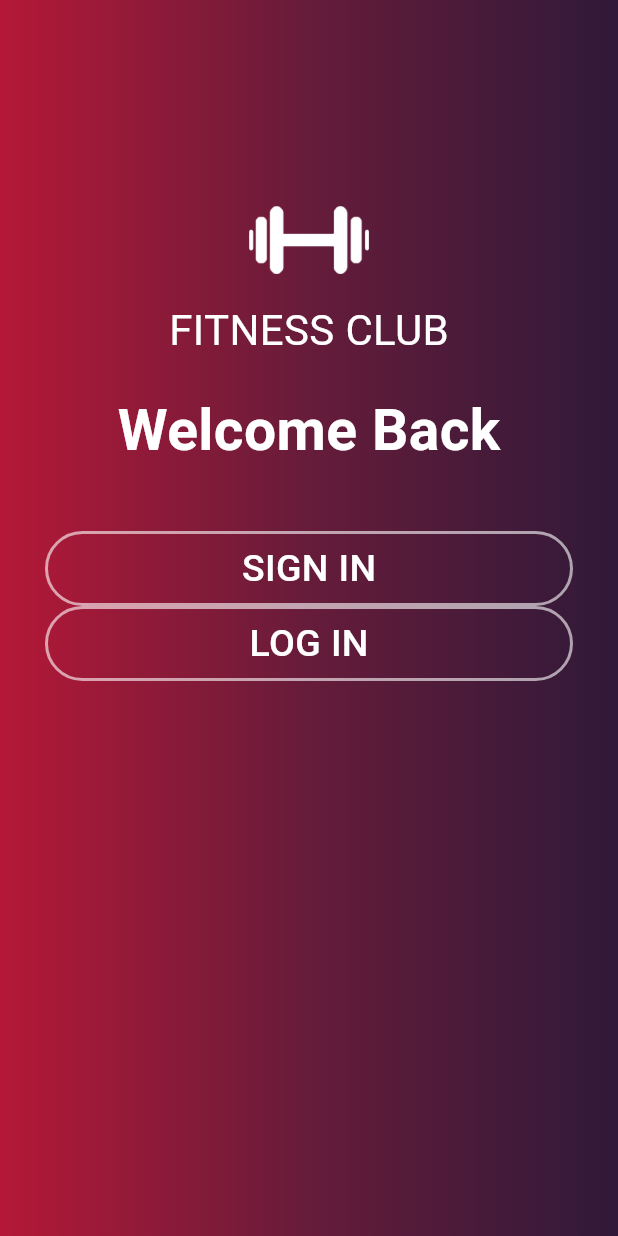
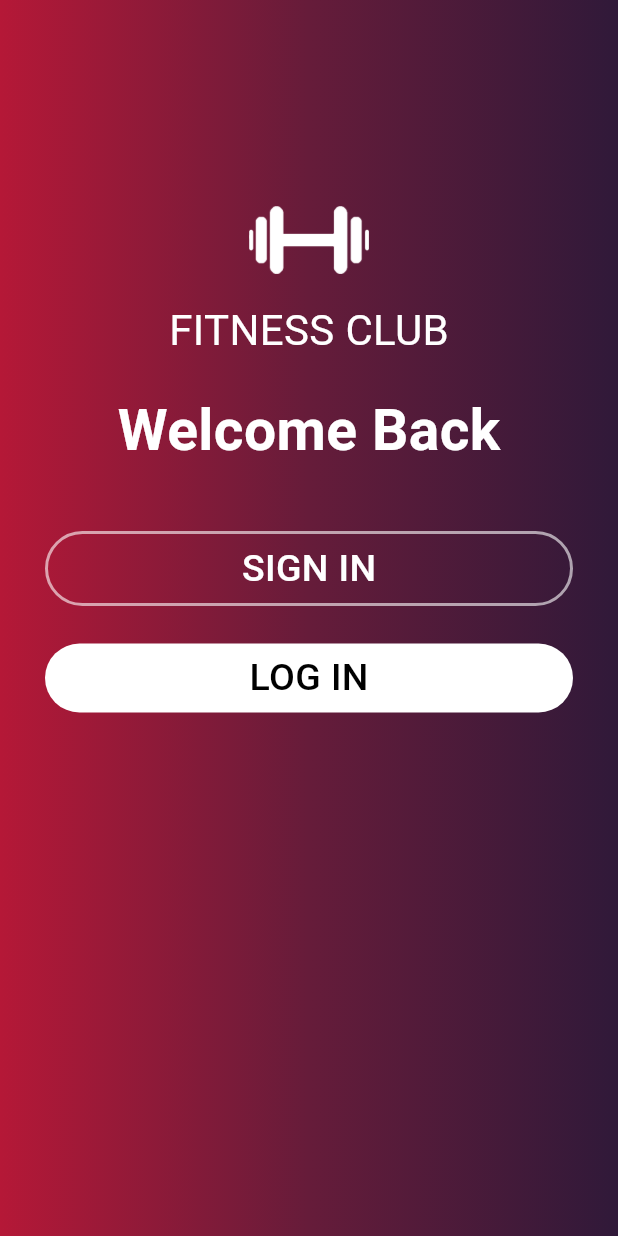
Before and after one commit to Piyushbhatt7/Login_Page, a Flutter app: the screen it shows after launch, on a phone screen of 412 x 824 dp. Run offline on Flutter 3.47's test engine with Material 3 defaults, Android fonts, the phone set to English and light mode, and no system bars.

Commit message:
onboarding screen

```diff
--- a/lib/pages/onboarding.dart
+++ b/lib/pages/onboarding.dart
@@ -67,17 +67,21 @@ class _OnboardingScreenState extends State<OnboardingScreen> {
               ),
             ),
 
+            SizedBox(height: 25.0,),
+
             Container(
               padding: EdgeInsets.only(top: 5.0, bottom: 5.0),
               margin: EdgeInsets.only(left: 30.0, right: 30.0),
               width: MediaQuery.of(context).size.width,
               decoration: BoxDecoration(
-                  border: Border.all(color: Colors.white60,width: 2.0,), borderRadius: BorderRadius.circular(30.0)
+                  color: Colors.white,
+                   borderRadius: BorderRadius.circular(30.0),
+
               ),
               child: Center(
                 child: Text("LOG IN",
                   style: TextStyle(
-                      color: Colors.white,
+                      color: Colors.black,
                       fontSize: 25, fontWeight: FontWeight.w500),
                 ),
               ),
```
